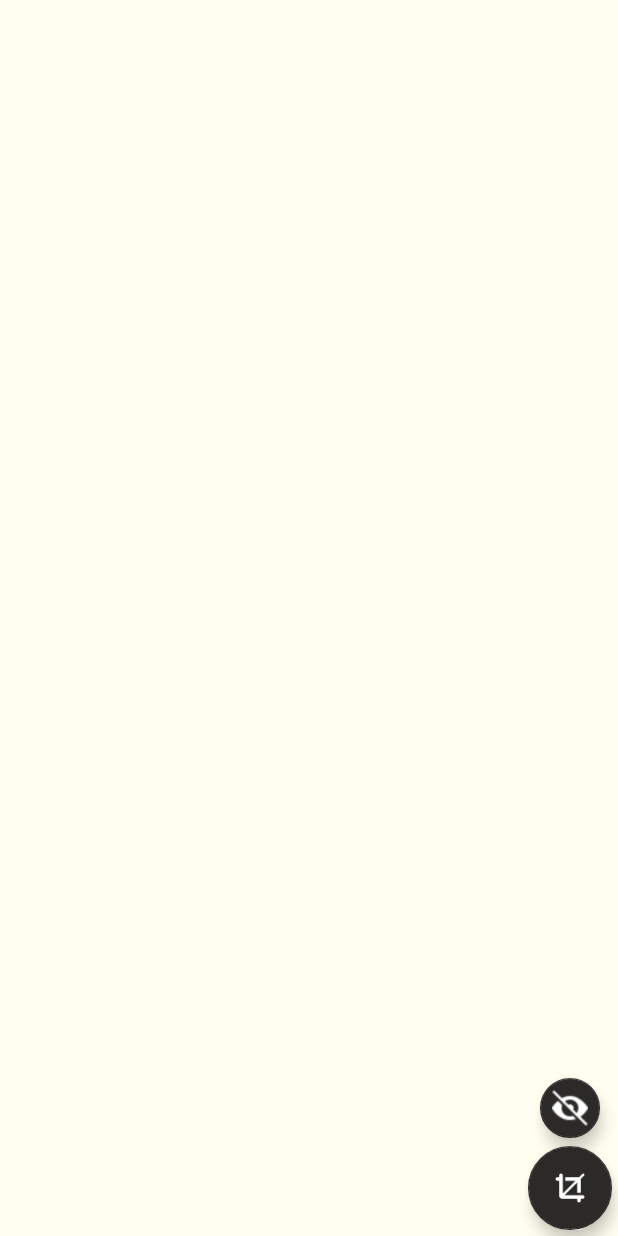
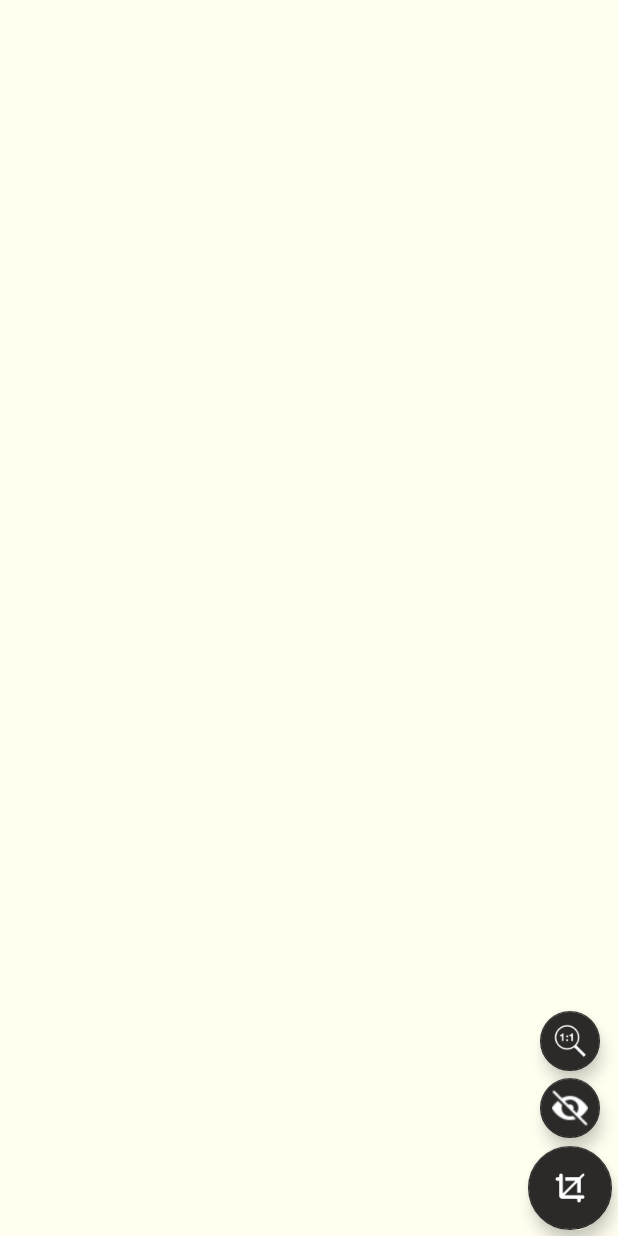
Before and after one commit to fabriziovit/Vizual, an Android app: the layout fragment_crop.xml on its own in the app's theme, with its tools: preview values and no code run, on a phone screen of 412 x 824 dp. Run offline under Robolectric (Android 15) with nearby library versions, the phone set to English and light mode, and no system bars; plain views replace CropImageView; network calls fail; Roboto replaces fonts that are not available here.

```diff
--- a/app/src/main/java/com/app/vizual/MainActivity.java
+++ b/app/src/main/java/com/app/vizual/MainActivity.java
@@ -22,7 +22,7 @@ public class MainActivity extends AppCompatActivity {
     @SuppressLint("StaticFieldLeak")
     public static ActivityMainBinding binding;
     private ArrayList<String> imagesName;
-    ApiService apiService = new ApiService();
+    private ApiService apiService = new ApiService();
 
     @Override
     protected void onCreate(Bundle savedInstanceState) {
--- a/app/src/main/res/layout/fragment_crop.xml
+++ b/app/src/main/res/layout/fragment_crop.xml
@@ -18,6 +18,19 @@
         app:cropShowCropOverlay="false"
         app:cropMaxZoom="3"
         app:cropAutoZoomEnabled="true"/>
+
+    <com.google.android.material.floatingactionbutton.FloatingActionButton
+        android:id="@+id/fabOriginalImage"
+        android:layout_width="wrap_content"
+        android:layout_height="wrap_content"
+        android:layout_gravity="bottom|end"
+        android:layout_marginBottom="110dp"
+        android:layout_marginEnd="12dp"
+        app:backgroundTint="@color/colorPrimary"
+        android:outlineAmbientShadowColor="@color/colorPrimary"
+        app:fabSize="mini"
+        app:tint="@color/white"
+        app:srcCompat="@drawable/ic_original_dim"/>
 
     <com.google.android.material.floatingactionbutton.FloatingActionButton
         android:id="@+id/fabCancel"
```
Also changed, not shown: app/src/main/java/com/app/vizual/ImageViewActivity.java (+10 -18 lines), app/src/main/java/com/app/vizual/fragment/CropFragment.java (+18 -5 lines), app/src/main/java/com/app/vizual/fragment/ZoomFragment.java (+37 -37 lines), app/src/main/res/layout/fragment_zoom.xml (+5 -5 lines), app/src/main/res/drawable-v24/ic_zoom1.png (deleted), app/src/main/res/drawable-v24/ic_zoom15.png (deleted), app/src/main/res/drawable-v24/ic_zoomx2.png (deleted), app/src/main/res/drawable/ic_original_dim.png (added), app/src/main/res/drawable/ic_pass_image.png (added).
